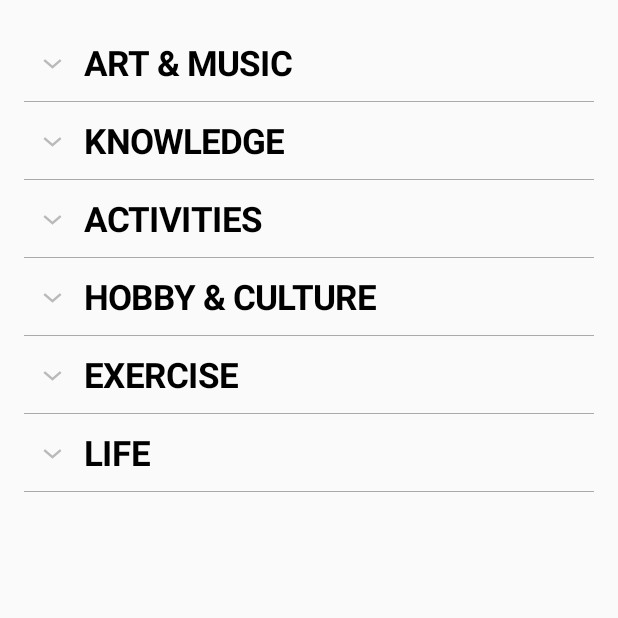
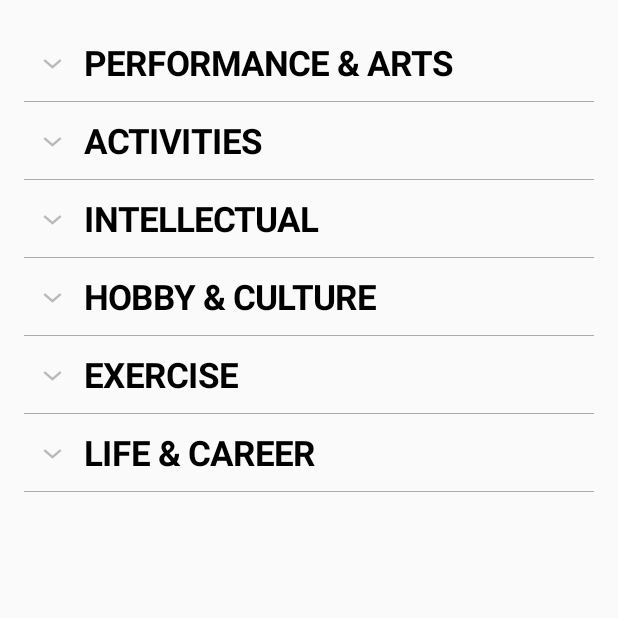
Before and after one commit to duckat/Sketchu, an Android app: the SelectTagActivity screen opened directly, with no data from a screen before it, on a phone screen of 412 x 824 dp, the top half of it. Run offline under Robolectric (Android 15) with nearby library versions, the phone set to English and light mode, and no system bars; Roboto replaces fonts that are not available here.

Commit message:
expandable list data pump update, listview completebutton added

```diff
--- a/app/build.gradle
+++ b/app/build.gradle
@@ -31,4 +31,6 @@ dependencies {
     compile 'joda-time:joda-time:2.9.7'
     compile 'com.android.support:recyclerview-v7:+'
     compile 'com.chauthai.swipereveallayout:swipe-reveal-layout:1.4.0'
+    compile "com.daimajia.swipelayout:library:1.2.0@aar"
+
 }
--- a/app/src/main/java/com/honeybin/sketchu/AddEventActivity.java
+++ b/app/src/main/java/com/honeybin/sketchu/AddEventActivity.java
@@ -183,10 +183,11 @@ public class AddEventActivity extends AppCompatActivity implements View.OnClickL
 
         if(resultCode >=1 && resultCode <= 4){
             choices[resultCode - 1] = data.getStringExtra("choice");
+            Toast.makeText(getApplicationContext(), "HI + " + choices[resultCode - 1], Toast.LENGTH_SHORT).show();
         }
 
 
-        Toast.makeText(getApplicationContext(), choice1, Toast.LENGTH_SHORT).show();
+
         tagButton1.setText(choices[0]);
         tagButton2.setText(choices[1]);
         tagButton3.setText(choices[2]);
--- a/app/src/main/java/com/honeybin/sketchu/EventListActivity.java
+++ b/app/src/main/java/com/honeybin/sketchu/EventListActivity.java
@@ -18,6 +18,7 @@ import java.util.ArrayList;
 
 import static com.honeybin.sketchu.R.id.addEventButton;
 import static com.honeybin.sketchu.R.id.backEventButton;
+import static com.honeybin.sketchu.R.id.completeButton;
 import static com.honeybin.sketchu.R.id.eventListView;
 
 public class EventListActivity extends AppCompatActivity {
@@ -26,8 +27,7 @@ public class EventListActivity extends AppCompatActivity {
     private EventCursorAdapter eventListAdapter;
     private EventsDBHelper eventsdb;
     public static ArrayList<Event> eventList = new ArrayList<Event>();
-    private Button addButton;
-    private Button backButton;
+    private Button addButton, backButton;
     @Override
     protected void onCreate(Bundle savedInstanceState) {
         super.onCreate(savedInstanceState);
--- a/app/src/main/java/com/honeybin/sketchu/ExpandableListDataPump.java
+++ b/app/src/main/java/com/honeybin/sketchu/ExpandableListDataPump.java
@@ -10,50 +10,56 @@ public class ExpandableListDataPump {
     public static HashMap<String, List<String>> getData() {
         HashMap<String, List<String>> expandableListDetail = new HashMap<String, List<String>>();
 
-        List<String> knowledge = new ArrayList<String>();
-        knowledge.add("Study - Humanities");
-        knowledge.add("Study - Engineering");
-        knowledge.add("Study - Math & Sciences");
-        knowledge.add("Read news");
-        knowledge.add("Read books");
+        List<String> intellectual = new ArrayList<String>();
+        intellectual.add("Study - Humanities");
+        intellectual.add("Study - Engineering");
+        intellectual.add("Study - Math & Sciences");
+        intellectual.add("Read news");
+        intellectual.add("Read books");
+        intellectual.add("Write");
 
-        List<String> artMusic = new ArrayList<String>();
-        artMusic.add("Practice art");
-        artMusic.add("Practice music");
-        artMusic.add("Go to exhibition");
-        artMusic.add("Go to concert");
-        artMusic.add("Hold exhibition");
-        artMusic.add("Hold concert");
+        List<String> performance = new ArrayList<String>();
+        performance.add("Sing");
+        performance.add("Dance");
+        performance.add("Play instrument");
+        performance.add("Exhibit art");
 
         List<String> exercise = new ArrayList<String>();
         exercise.add("Sports");
         exercise.add("Workout");
         exercise.add("Jogging");
+        exercise.add("Yoga & Stretching");
 
         List<String> hobbyCulture = new ArrayList<String>();
         hobbyCulture.add("Gaming");
-        hobbyCulture.add("House Party");
-        hobbyCulture.add("Movie");
-        hobbyCulture.add("Drama");
-        hobbyCulture.add("Music");
+        hobbyCulture.add("Watch TV");
+        hobbyCulture.add("Watch Movie");
+        hobbyCulture.add("Comics & Anime");
 
         List<String> activity = new ArrayList<String>();
         activity.add("Travel");
         activity.add("Shopping");
         activity.add("Meet friends");
-        activity.add("Eat good food");
-        activity.add("Drink");
+        activity.add("Eating");
+        activity.add("Drinking");
+        activity.add("Party");
+        activity.add("Cooking");
 
-        List<String> life = new ArrayList<String>();
-        life.add("Work");
-        life.add("Raise Kids");
 
-        expandableListDetail.put("KNOWLEDGE", knowledge);
-        expandableListDetail.put("ART & MUSIC", artMusic);
+        List<String> work = new ArrayList<String>();
+        work.add("Career work");
+        work.add("Raise kids");
+        work.add("Hold a meeting");
+        work.add("Presentation");
+        work.add("Tutoring / Teaching");
+        work.add("Work on project");
+
+        expandableListDetail.put("INTELLECTUAL", intellectual);
+        expandableListDetail.put("PERFORMANCE & ARTS", performance);
         expandableListDetail.put("EXERCISE", exercise);
         expandableListDetail.put("HOBBY & CULTURE", hobbyCulture);
         expandableListDetail.put("ACTIVITIES", activity);
-        expandableListDetail.put("LIFE", life);
+        expandableListDetail.put("LIFE & CAREER", work);
         return expandableListDetail;
     }
 }
```
Also changed, not shown: app/src/main/java/com/honeybin/sketchu/EventCompletionHandler.java (added, +14 -0 lines), app/src/main/java/com/honeybin/sketchu/Sketchu.java (+13 -27 lines), app/src/main/res/layout/event_list_item.xml (+25 -6 lines).
